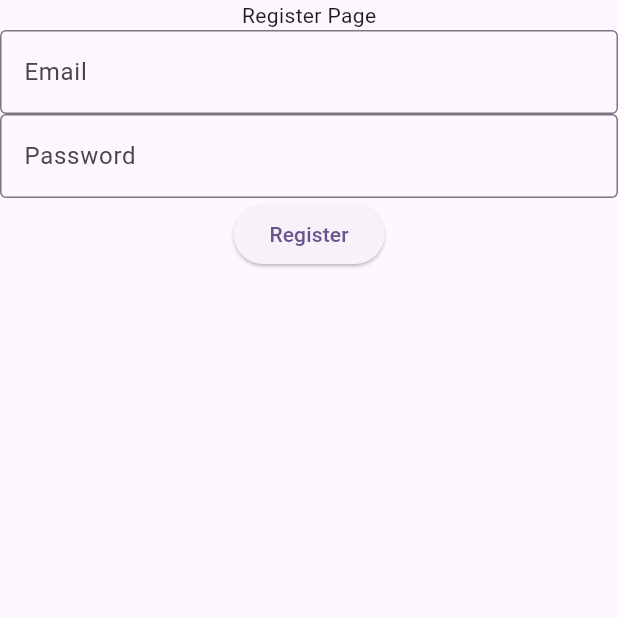
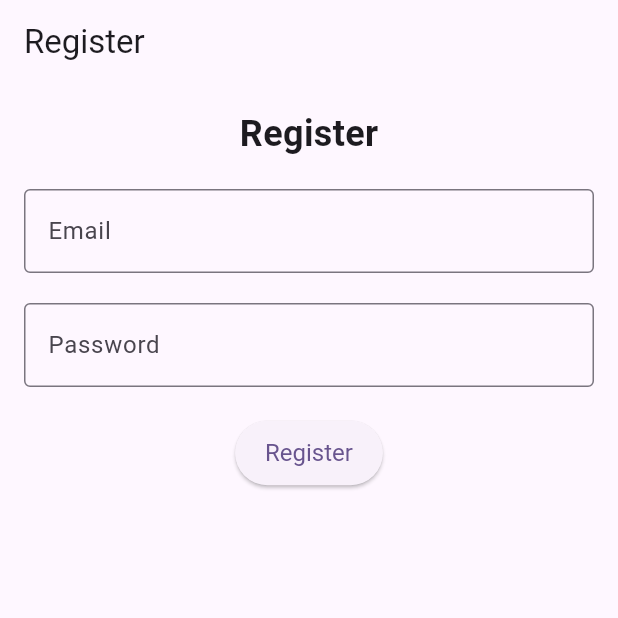
Before and after one commit to fareezj/flutter-chit-chat, a Flutter app: the screen it shows after launch, on a phone screen of 412 x 824 dp, the top half of it. Run offline on Flutter 3.47's test engine with Material 3 defaults, Android fonts, the phone set to English and light mode, and no system bars; our stand-ins replace cloud_firestore, firebase_auth, firebase_core; accounts and stored records are empty.

```diff
--- a/lib/register_page.dart
+++ b/lib/register_page.dart
@@ -1,5 +1,6 @@
+import 'package:flutter/material.dart';
 import 'package:firebase_auth/firebase_auth.dart';
-import 'package:flutter/material.dart';
+import 'package:cloud_firestore/cloud_firestore.dart';
 
 class RegisterPage extends StatefulWidget {
   const RegisterPage({super.key});
@@ -9,38 +10,96 @@ class RegisterPage extends StatefulWidget {
 }
 
 class _RegisterPageState extends State<RegisterPage> {
+  final TextEditingController _emailController = TextEditingController();
+  final TextEditingController _passwordController = TextEditingController();
+  String? _errorMessage;
+  bool _isLoading = false;
+
+  void _register() async {
+    setState(() {
+      _errorMessage = null; // Reset error message
+      _isLoading = true; // Show loading indicator
+    });
+    try {
+      UserCredential userCredential =
+          await FirebaseAuth.instance.createUserWithEmailAndPassword(
+        email: _emailController.text,
+        password: _passwordController.text,
+      );
+
+      // Save user details to Firestore
+      await FirebaseFirestore.instance.collection('users').add({
+        'email': _emailController.text,
+        'uid': userCredential.user!.uid,
+      });
+
+      print(userCredential);
+      // Handle successful registration (e.g., navigate to home page)
+    } catch (e) {
+      setState(() {
+        _errorMessage = e.toString(); // Show error message
+      });
+    } finally {
+      setState(() {
+        _isLoading = false; // Hide loading indicator
+      });
+    }
+  }
+
   @override
   Widget build(BuildContext context) {
     return Scaffold(
+      appBar: AppBar(title: Text('Register')),
       body: SafeArea(
+        child: Padding(
+          padding: const EdgeInsets.all(16.0),
           child: Column(
             children: [
               Center(
-              child: Text('Register Page'),
+                child: Text(
+                  'Register',
+                  style: TextStyle(fontSize: 24, fontWeight: FontWeight.bold),
                 ),
+              ),
+              SizedBox(height: 20),
               TextField(
+                controller: _emailController,
                 decoration: InputDecoration(
                   labelText: 'Email',
                   border: OutlineInputBorder(),
                 ),
               ),
+              SizedBox(height: 20),
               TextField(
+                controller: _passwordController,
                 decoration: InputDecoration(
                   labelText: 'Password',
                   border: OutlineInputBorder(),
                 ),
+                obscureText: true,
               ),
+              SizedBox(height: 20),
+              if (_isLoading) ...[
+                CircularProgressIndicator(),
+              ] else ...[
                 ElevatedButton(
-                onPressed: () async {
-                  final result = await FirebaseAuth.instance
-                      .createUserWithEmailAndPassword(
-                    email: 'test@gmail.com',
-                    password: '123456',
-                  );
-                  print(result);
-                },
-                child: Text('Register'))
+                  onPressed: _register,
+                  style: ElevatedButton.styleFrom(
+                    padding: EdgeInsets.symmetric(vertical: 12, horizontal: 20),
+                    textStyle: TextStyle(fontSize: 16),
+                  ),
+                  child: Text('Register'),
+                ),
               ],
+              if (_errorMessage != null) ...[
+                SizedBox(height: 20),
+                Text(
+                  _errorMessage!,
+                  style: TextStyle(color: Colors.red),
+                ),
+              ],
+            ],
+          ),
         ),
       ),
     );
```
Lines whose indentation alone changed are shown as unchanged.
